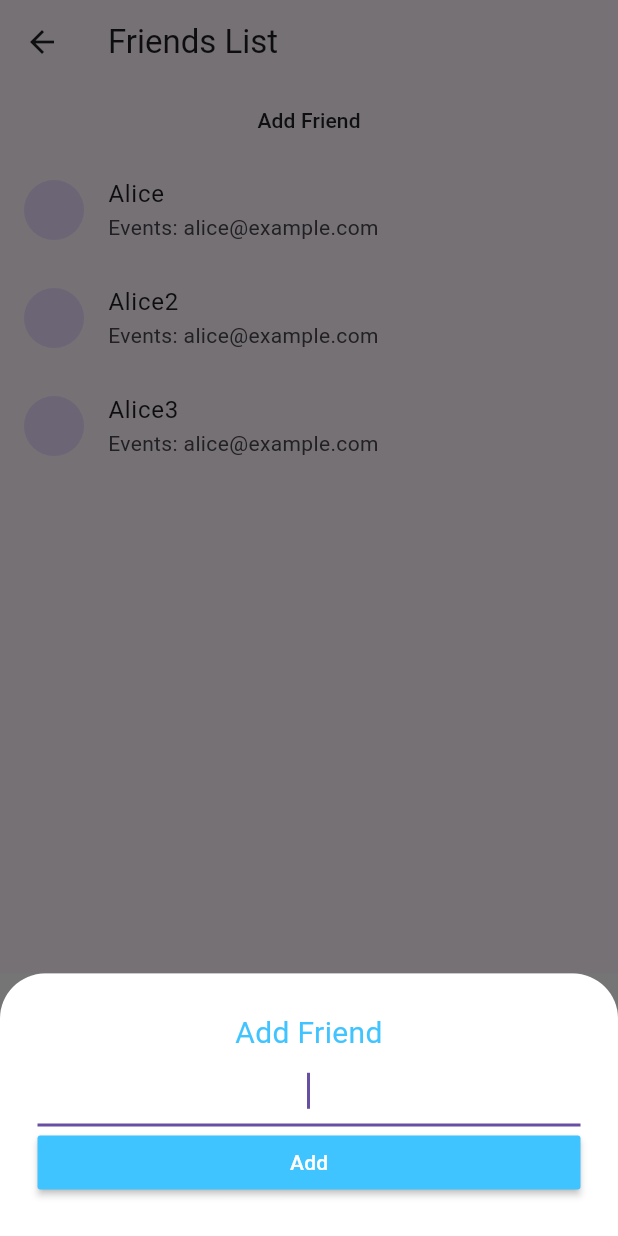
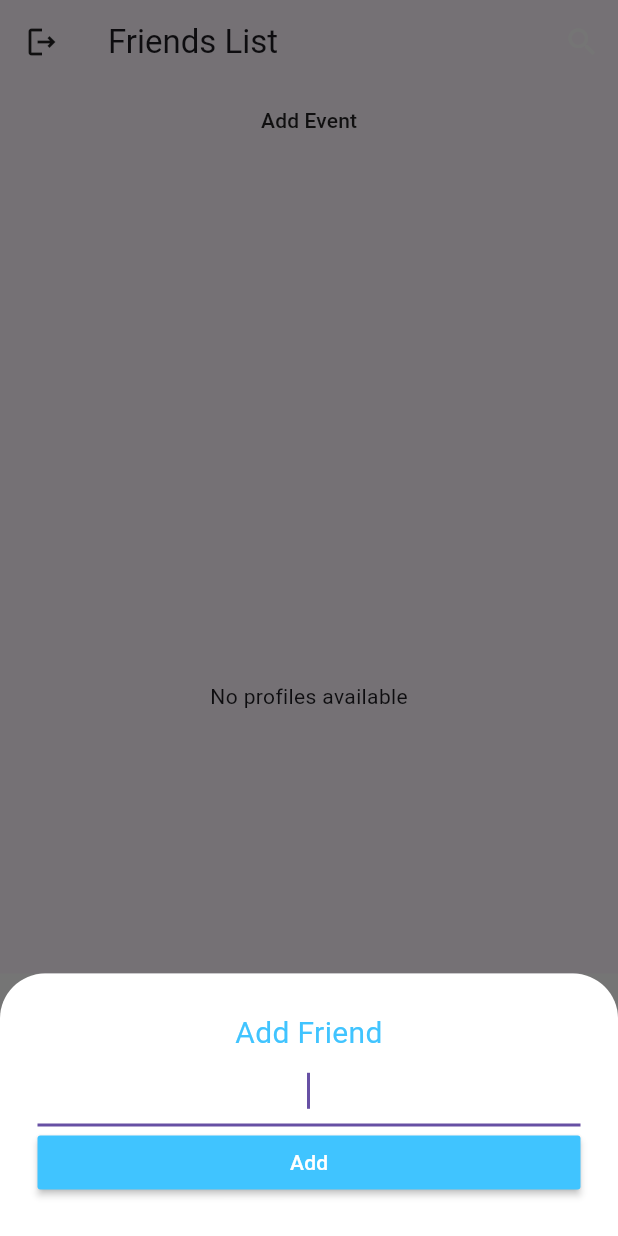
Before and after one commit to silentunicorn249/hedeyety, a Flutter app: the HomeScreen screen opened by its route, after a tap on the "add" icon, on a phone screen of 412 x 824 dp. Run offline on Flutter 3.47's test engine with Material 3 defaults, Android fonts, the light colour scheme and no system bars; our stand-ins replace cloud_firestore, firebase_auth, firebase_core, modal_progress_hud_nsn, shared_preferences, sqflite; accounts and stored records are empty.

Commit message:
added to retrieve data from local storage the nasty way

```diff
--- a/lib/core/constants/dummy_data.dart
+++ b/lib/core/constants/dummy_data.dart
@@ -7,19 +7,21 @@ import '../../features/profile/domain/entities/notification.dart';
 class DummyData {
   static List<UserModel> users = [
     UserModel(
-      id: 1,
+  static List<UserEntity> users = [
+    UserEntity(
+      id: "u1",
       name: 'Alice',
       email: 'alice@example.com',
       preferences: {"mode": "Dark"},
     ),
-    UserModel(
-      id: 2,
+    UserEntity(
+      id: "u2",
       name: 'Alice2',
       email: 'alice@example.com',
       preferences: {"mode": "Dark"},
     ),
-    UserModel(
-      id: 3,
+    UserEntity(
+      id: "u3",
       name: 'Alice3',
       email: 'alice@example.com',
       preferences: {"mode": "Dark"},
@@ -55,7 +57,7 @@ class DummyData {
 
   static List<Gift> gifts = [
     Gift(
-      id: 3,
+      id: "g3",
       name: 'Smartphone',
       description: 'Latest model',
       category: 'Electronics',
@@ -64,7 +66,7 @@ class DummyData {
       eventId: 1,
     ),
     Gift(
-      id: 3,
+      id: "g3",
       name: 'Smartphone',
       description: 'Latest model',
       category: 'Electronics',
--- /dev/null
+++ b/lib/features/auth/data/datasources/user_repo_local.dart
@@ -0,0 +1,65 @@
+import 'package:hedeyety/features/auth/domain/repository/user_repository.dart';
+import 'package:sqflite/sqflite.dart';
+
+import '../models/user_model.dart';
+
+class UserRepoLocal implements UserRepository {
+  late Database _db;
+  final String DB_NAME = "users";
+
+  UserRepoLocal._();
+
+  static Future<UserRepoLocal> create() async {
+    UserRepoLocal repo = UserRepoLocal._();
+    await repo.initialize("my_db");
+    return repo;
+  }
+
+  @override
+  Future<void> initialize(String dbPath) async {
+    print("Initializing");
+    _db = await openDatabase(
+      dbPath,
+      version: 1,
+      onCreate: (db, version) {
+        db.execute(
+            'CREATE TABLE users (id TEXT PRIMARY KEY, name TEXT, email TEXT, preferences TEXT)');
+        db.execute(
+            'CREATE TABLE events (id TEXT PRIMARY KEY, name TEXT, date TEXT, location TEXT, description TEXT, userId TEXT)');
+        db.execute(
+            'CREATE TABLE gifts (id TEXT PRIMARY KEY, name TEXT, description TEXT, category TEXT, price REAL, status TEXT, eventId TEXT)');
+        db.execute(
+            'CREATE TABLE friends (userId TEXT, friendId TEXT, PRIMARY KEY (userId, friendId))');
+      },
+    );
+    print(_db);
+  }
+
+  @override
+  Future<void> deleteUser(String id) async {
+    await _db.delete(DB_NAME, where: 'id = ?', whereArgs: [id]);
+  }
+
+  @override
+  Future<List<UserModel>> getALlUsers() async {
+    final result = await _db.query(DB_NAME);
+    print("Got");
+    print(result);
+    final objs = result.map((map) => UserModel.fromJson(map)).toList();
+    print("objs");
+    print(objs);
+    return objs;
+  }
+
+  @override
+  Future<Map<String, dynamic>?> getUser(String id) async {
+    final result = await _db.query(DB_NAME, where: 'id = ?', whereArgs: [id]);
+    return result.isNotEmpty ? result.first : null;
+  }
+
+  @override
+  Future<void> saveUser(UserModel user) async {
+    await _db.insert(DB_NAME, user.toJson(),
+        conflictAlgorithm: ConflictAlgorithm.replace);
+  }
+}
--- /dev/null
+++ b/lib/features/auth/data/models/user_model.dart
@@ -0,0 +1,25 @@
+import 'package:hedeyety/features/auth/domain/entities/user.dart';
+
+class UserModel extends UserEntity {
+  UserModel(
+      {required super.id,
+      required super.name,
+      required super.email,
+      required super.preferences});
+
+  Map<String, dynamic> toJson() => {
+        'id': id,
+        'name': name,
+        'email': email,
+        'preferences': preferences.toString(),
+      };
+
+  factory UserModel.fromJson(Map<String, dynamic> json) => UserModel(
+      id: json['id'],
+      name: json['name'],
+      email: json['email'],
+      preferences: (json['preferences'] is Map<String, dynamic>)
+          ? Map<String, String>.from(json['preferences'])
+          : {} // Fallback to empty map if it's not a valid Map
+      );
+}
--- a/lib/features/auth/domain/entities/user.dart
+++ b/lib/features/auth/domain/entities/user.dart
@@ -1,25 +1,13 @@
-class UserModel {
-  int id;
+class UserEntity {
+  String id;
   String name;
   String email;
-  Map<String, dynamic> preferences;
+  Map<String, String> preferences;
+  String? profileImage;
 
-  UserModel(
+  UserEntity(
       {required this.id,
       required this.name,
       required this.email,
       required this.preferences});
-
-  Map<String, dynamic> toJson() => {
-        'id': id,
-        'name': name,
-        'email': email,
-        'preferences': preferences.toString(),
-      };
-  factory UserModel.fromJson(Map<String, dynamic> json) => UserModel(
-        id: json['id'],
-        name: json['name'],
-        email: json['email'],
-        preferences: Map<String, dynamic>.from(json['preferences']),
-      );
 }
--- a/lib/features/events/presentation/screens/events_list_screen.dart
+++ b/lib/features/events/presentation/screens/events_list_screen.dart
@@ -6,7 +6,7 @@ import '../../../gifts/presentation/screens/gift_list_screen.dart';
 import '../../domain/entities/event.dart';
 
 class EventsListScreen extends StatefulWidget {
-  UserModel person = DummyData.users[0];
+  UserEntity person = DummyData.users[0];
   @override
   _EventListScreenState createState() => _EventListScreenState();
 }
--- a/lib/features/gifts/domain/entities/gift.dart
+++ b/lib/features/gifts/domain/entities/gift.dart
@@ -1,5 +1,5 @@
 class Gift {
-  int? id;
+  String id;
   String name;
   String description;
   String? category;
@@ -8,7 +8,7 @@ class Gift {
   int eventId;
 
   Gift({
-    this.id,
+    required this.id,
     required this.name,
     required this.description,
     this.category,
--- a/lib/features/profile/presentation/screens/add_friend_screen.dart
+++ b/lib/features/profile/presentation/screens/add_friend_screen.dart
@@ -1,4 +1,7 @@
 import 'package:flutter/material.dart';
+import 'package:hedeyety/features/auth/data/datasources/user_repo_local.dart';
+
+import '../../../auth/data/models/user_model.dart';
 
 class AddFriendScreen extends StatelessWidget {
   String friendName = "";
@@ -7,7 +10,7 @@ class AddFriendScreen extends StatelessWidget {
     return Container(
       color: Color(0xff757575),
       child: Container(
-        decoration: BoxDecoration(
+        decoration: const BoxDecoration(
           color: Colors.white,
           borderRadius: BorderRadius.only(
             topRight: Radius.circular(30),
@@ -15,11 +18,11 @@ class AddFriendScreen extends StatelessWidget {
           ),
         ),
         child: Padding(
-          padding: EdgeInsets.all(25.0),
+          padding: const EdgeInsets.all(25.0),
           child: Column(
             crossAxisAlignment: CrossAxisAlignment.stretch,
             children: [
-              Text(
+              const Text(
                 "Add Friend",
                 textAlign: TextAlign.center,
                 style: TextStyle(fontSize: 20, color: Colors.lightBlueAccent),
@@ -33,10 +36,16 @@ class AddFriendScreen extends StatelessWidget {
               ),
               MaterialButton(
                 color: Colors.lightBlueAccent,
-                onPressed: () {
+                onPressed: () async {
+                  final repo = await UserRepoLocal.create();
+                  await repo.saveUser(UserModel(
+                      id: "u1",
+                      name: friendName,
+                      email: "awMail",
+                      preferences: {}));
                   Navigator.pop(context);
                 },
-                child: Text(
+                child: const Text(
                   "Add",
                   style: TextStyle(color: Colors.white),
                 ),
--- a/lib/features/profile/presentation/screens/home_screen.dart
+++ b/lib/features/profile/presentation/screens/home_screen.dart
@@ -1,12 +1,13 @@
 import 'package:firebase_auth/firebase_auth.dart';
 import 'package:flutter/material.dart';
 import 'package:hedeyety/core/routes/routes.dart';
+import 'package:hedeyety/features/auth/data/datasources/user_repo_local.dart';
+import 'package:hedeyety/features/auth/domain/entities/user.dart'; // Ensure this import exists
 import 'package:hedeyety/features/events/presentation/screens/add_event_screen.dart';
+import 'package:hedeyety/features/events/presentation/screens/events_list_screen.dart';
 import 'package:hedeyety/features/profile/presentation/screens/add_friend_screen.dart';
 
-import '../../../../core/constants/dummy_data.dart';
-import '../../../auth/domain/entities/user.dart';
-import '../../../events/presentation/screens/events_list_screen.dart';
+import '../../../auth/data/models/user_model.dart';
 
 class HomeScreen extends StatefulWidget {
   @override
@@ -14,7 +15,29 @@ class HomeScreen extends StatefulWidget {
 }
 
 class _HomeScreenState extends State<HomeScreen> {
-  List<UserModel> persons = DummyData.users;
+  late Future<List<UserEntity>>
+      _profilesFuture; // Declare a future for profiles
+
+  // This method will fetch profiles asynchronously
+  Future<List<UserEntity>> getProfiles() async {
+    final us =
+        UserModel(id: "u1", name: "Mark2", email: "awMail", preferences: {});
+    print(us.toJson());
+    // Simulate fetching data (this should be your actual data-fetching logic)
+    final repo = await UserRepoLocal.create();
+    final res = await repo.getALlUsers();
+    print("returned");
+    print(res);
+
+    // Fetch data (replace with actual data fetching logic)
+    return res;
+  }
+
+  @override
+  void initState() {
+    super.initState();
+    _profilesFuture = getProfiles(); // Initialize the future to load profiles
+  }
 
   void addEventModal() {
     showModalBottomSheet(
@@ -25,7 +48,8 @@ class _HomeScreenState extends State<HomeScreen> {
           padding:
               EdgeInsets.only(bottom: MediaQuery.of(context).viewInsets.bottom),
           child: AddEventScreen(),
-      )),
+        ),
+      ),
     );
   }
 
@@ -38,7 +62,8 @@ class _HomeScreenState extends State<HomeScreen> {
           padding:
               EdgeInsets.only(bottom: MediaQuery.of(context).viewInsets.bottom),
           child: AddFriendScreen(),
-      )),
+        ),
+      ),
     );
   }
 
@@ -50,39 +75,78 @@ class _HomeScreenState extends State<HomeScreen> {
   @override
   Widget build(BuildContext context) {
     return Scaffold(
-      floatingActionButton: FloatingActionButton(
-          child: Icon(Icons.add), onPressed: addFriendModal),
       appBar: AppBar(
         automaticallyImplyLeading: false,
+        actions: <Widget>[
+          IconButton(
+            icon: const Icon(
+              Icons.search,
+              color: Colors.white,
+            ),
+            onPressed: () {
+              // do something
+            },
+          ),
+        ],
         leading: MaterialButton(
           onPressed: handleLogout,
-          child: Icon(Icons.arrow_back_sharp),
+          child: const Icon(Icons.logout_outlined),
         ),
-        title: Text('Friends List'),
+        title: const Text('Friends List'),
+      ),
+      floatingActionButton: FloatingActionButton(
+        onPressed: addFriendModal,
+        child: const Icon(Icons.add),
       ),
       body: Column(
         children: [
           MaterialButton(
             onPressed: addEventModal,
-            child: Text("Add Friend"),
+            child: const Text("Add Event"),
           ),
           Expanded(
-            child: ListView.builder(
+            child: FutureBuilder<List<UserEntity>>(
+              future: _profilesFuture, // Future for profiles
+              builder: (context, snapshot) {
+                if (snapshot.connectionState == ConnectionState.waiting) {
+                  return const Center(
+                      child:
+                          CircularProgressIndicator()); // Show loading indicator
+                }
+
+                if (snapshot.hasError) {
+                  print(snapshot.error);
+                  return Center(
+                      child: Text(
+                          'Error: ${snapshot.error}')); // Show error if any
+                }
+
+                if (!snapshot.hasData || snapshot.data!.isEmpty) {
+                  return Center(
+                      child: Text('No profiles available')); // Show if no data
+                }
+
+                // Data has been fetched successfully
+                List<UserEntity> persons = snapshot.data!;
+
+                return ListView.builder(
                   itemCount: persons.length,
                   itemBuilder: (context, index) {
                     final person = persons[index];
                     return ListTile(
                       leading: CircleAvatar(
-                      // backgroundImage: NetworkImage(person.profileImage),
+                          // backgroundImage: NetworkImage(person.profileImage), // Use the profile image URL
                           ),
                       title: Text(person.name),
-                  subtitle: Text('Events: ${person.email}'),
+                      subtitle: Text('Email: ${person.email}'),
                       onTap: () {
                         Navigator.push(
                           context,
                           MaterialPageRoute(
                             builder: (context) => EventsListScreen(),
                           ),
+                        );
+                      },
                     );
                   },
                 );
--- a/lib/features/profile/presentation/screens/home_stack.dart
+++ b/lib/features/profile/presentation/screens/home_stack.dart
@@ -38,7 +38,7 @@ class _HomeStackState extends State<HomeStack> {
           ),
           BottomNavigationBarItem(
             icon: Icon(Icons.event),
-            label: 'Events',
+            label: 'Pledged Gifts',
           ),
           BottomNavigationBarItem(
             icon: Icon(Icons.person),
--- a/lib/features/profile/presentation/screens/my_pledged_gift_screen.dart
+++ b/lib/features/profile/presentation/screens/my_pledged_gift_screen.dart
@@ -4,7 +4,7 @@ import 'package:hedeyety/core/constants/dummy_data.dart';
 import '../../../auth/domain/entities/user.dart';
 
 class PledgedGiftsScreen extends StatelessWidget {
-  UserModel person = DummyData.users[0];
+  UserEntity person = DummyData.users[0];
 
   @override
   Widget build(BuildContext context) {
--- a/lib/services/ProfileService.dart
+++ b/lib/services/ProfileService.dart
@@ -3,7 +3,7 @@ import '../features/events/domain/entities/event.dart';
 
 class ProfileService {
   // Dummy profile data
-  UserModel _dummyProfile = UserModel(
+  UserEntity _dummyProfile = UserEntity(
     id: '1',
     name: 'Mark Johnson',
     email: 'mark@example.com',
@@ -11,7 +11,7 @@ class ProfileService {
   );
 
   // Get the profile data
-  UserModel getProfile() {
+  UserEntity getProfile() {
     return _dummyProfile;
   }
 
--- a/lib/services/firebase_storage.dart
+++ b/lib/services/firebase_storage.dart
@@ -1,3 +1,5 @@
+import 'package:cloud_firestore/cloud_firestore.dart';
+
 import 'storage_interface.dart';
 
 class FirebaseService implements StorageService {
--- a/lib/services/local_storage.dart
+++ b/lib/services/local_storage.dart
@@ -30,7 +30,7 @@ class SqfliteService implements StorageService {
 
   @override
   Future<void> save(
-      String collection, int id, Map<String, dynamic> data) async {
+      String collection, String id, Map<String, dynamic> data) async {
     await _db.insert(collection, data,
         conflictAlgorithm: ConflictAlgorithm.replace);
   }
--- a/lib/services/storage_interface.dart
+++ b/lib/services/storage_interface.dart
@@ -1,5 +1,5 @@
 abstract class StorageService {
-  Future<void> save(String collection, int id, Map<String, dynamic> data);
+  Future<void> save(String collection, String id, Map<String, dynamic> data);
 
   Future<Map<String, dynamic>?> fetch(String collection, String id);
 
```
Also changed, not shown: lib/features/auth/domain/repository/user_repository.dart (added, +9 -0 lines), lib/main.dart (+8 -7 lines), lib/services/repository.dart (+6 -6 lines). Lines whose indentation alone changed are shown as unchanged.
